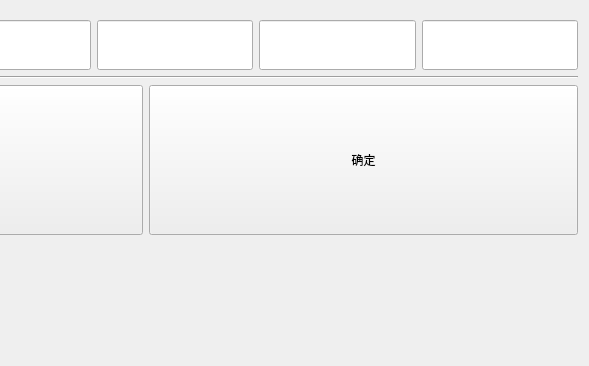
Dirck-YHP/Proj_sensor_detect, file ui_show/showwin_measureresis.ui: the form before one commit; both pictures show x 297 to 886 and y 204 to 570 of the 886 by 570 pixel window.
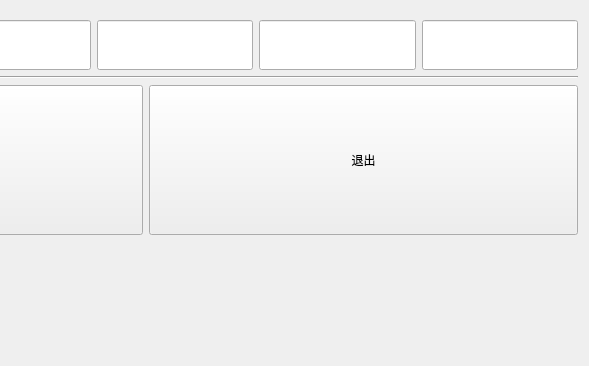
The form after the commit.

What changed in the file:
```diff
--- a/ui_show/showwin_measureresis.ui
+++ b/ui_show/showwin_measureresis.ui
@@ -266,7 +266,7 @@
           </size>
          </property>
          <property name="text">
-          <string>确定</string>
+          <string>退出</string>
          </property>
         </widget>
        </item>
```
